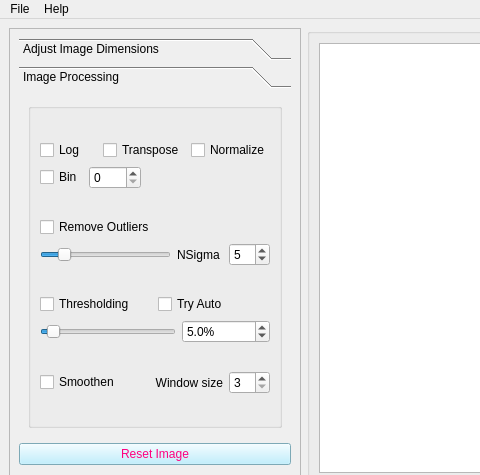
The window that mainwindow_admin.ui (pattammattel/MIDAS_Admin) describes before a commit, drawn with Qt 5; both pictures show x 0 to 480 and y 0 to 475 of the 1249 by 951 pixel window.
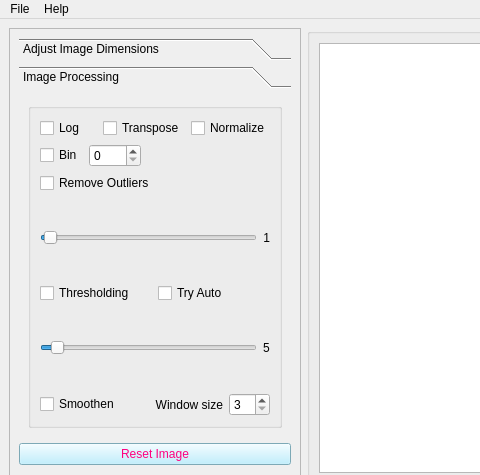
The same window after the commit. The open tabs and pages were chosen to show the change. Custom widgets are drawn as their Qt base class.

What changed in the file:
```diff
--- a/mainwindow_admin.ui
+++ b/mainwindow_admin.ui
@@ -808,9 +808,11 @@
                   </widget>
                  </item>
                  <item row="1" column="0">
-                  <widget class="QSlider" name="horizontalSlider_2">
+                  <layout class="QHBoxLayout" name="horizontalLayout">
+                   <item>
+                    <widget class="QSlider" name="hs_nsigma">
                    <property name="maximum">
-                    <number>20</number>
+                      <number>200</number>
                    </property>
                    <property name="value">
                     <number>3</number>
@@ -820,28 +822,17 @@
                    </property>
                   </widget>
                  </item>
-                 <item row="1" column="1">
-                  <widget class="QLabel" name="label_6">
+                   <item>
+                    <widget class="QLabel" name="label_nsigma">
                    <property name="text">
-                    <string>NSigma </string>
+                      <string>1</string>
                    </property>
                    <property name="alignment">
                     <set>Qt::AlignRight|Qt::AlignTrailing|Qt::AlignVCenter</set>
                    </property>
                   </widget>
                  </item>
-                 <item row="1" column="2">
-                  <widget class="QSpinBox" name="sb_tolerence">
-                   <property name="sizePolicy">
-                    <sizepolicy hsizetype="Fixed" vsizetype="Fixed">
-                     <horstretch>0</horstretch>
-                     <verstretch>0</verstretch>
-                    </sizepolicy>
-                   </property>
-                   <property name="value">
-                    <number>5</number>
-                   </property>
-                  </widget>
+                  </layout>
                  </item>
                 </layout>
                </item>
@@ -887,30 +878,9 @@
                     </widget>
                    </item>
                    <item>
-                    <widget class="QDoubleSpinBox" name="dsb_bg_fraction">
-                     <property name="sizePolicy">
-                      <sizepolicy hsizetype="Fixed" vsizetype="Fixed">
-                       <horstretch>0</horstretch>
-                       <verstretch>0</verstretch>
-                      </sizepolicy>
-                     </property>
-                     <property name="styleSheet">
-                      <string notr="true"/>
-                     </property>
-                     <property name="suffix">
-                      <string>%</string>
-                     </property>
-                     <property name="decimals">
-                      <number>1</number>
-                     </property>
-                     <property name="maximum">
-                      <double>999999.000000000000000</double>
-                     </property>
-                     <property name="singleStep">
-                      <double>5.000000000000000</double>
-                     </property>
-                     <property name="value">
-                      <double>5.000000000000000</double>
+                    <widget class="QLabel" name="label_bg_threshold">
+                     <property name="text">
+                      <string>5</string>
                      </property>
                     </widget>
                    </item>
```
Left out of the diff: 4 changed lines with no effect on the pictures. Lines whose indentation alone changed are shown as unchanged.
